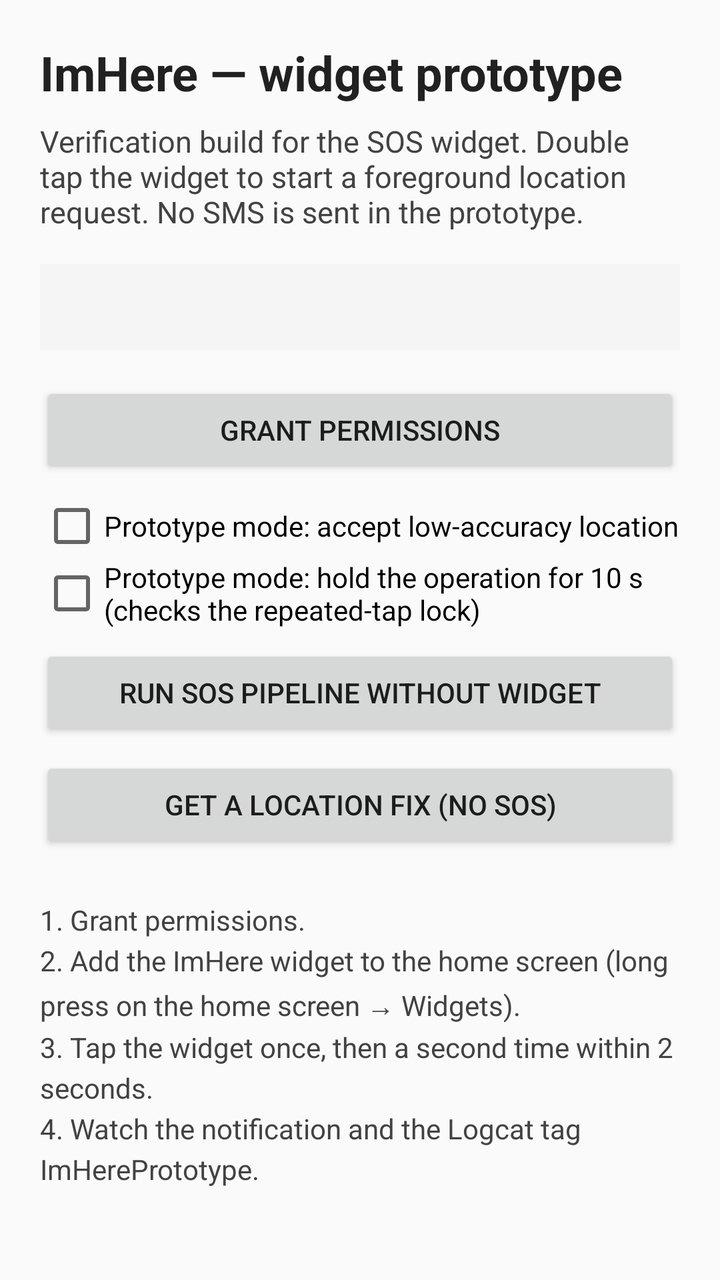
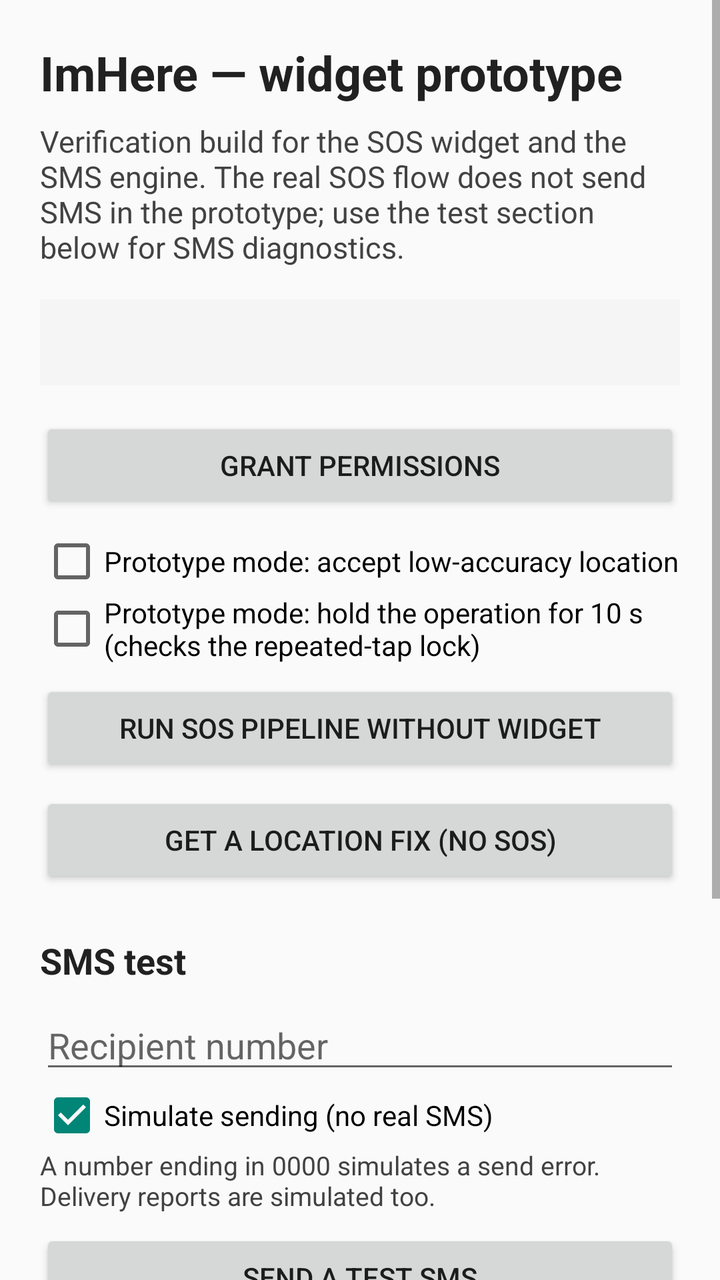

The first picture is an Android layout as it rendered before a commit; the second is the same layout after the commit. The layout source and the unified diff follow.
<!-- AndroidManifest.xml: application theme Theme.ImHere -->
<!-- res/layout/activity_prototype.xml -->
<?xml version="1.0" encoding="utf-8"?>
<ScrollView xmlns:android="http://schemas.android.com/apk/res/android"
    android:layout_width="match_parent"
    android:layout_height="match_parent"
    android:fillViewport="true">

    <LinearLayout
        android:layout_width="match_parent"
        android:layout_height="wrap_content"
        android:orientation="vertical"
        android:padding="20dp">

        <TextView
            android:layout_width="match_parent"
            android:layout_height="wrap_content"
            android:text="@string/prototype_title"
            android:textColor="#FF212121"
            android:textSize="24sp"
            android:textStyle="bold" />

        <TextView
            android:layout_width="match_parent"
            android:layout_height="wrap_content"
            android:layout_marginTop="8dp"
            android:text="@string/prototype_subtitle"
            android:textColor="#FF424242"
            android:textSize="15sp" />

        <TextView
            android:id="@+id/tv_status"
            android:layout_width="match_parent"
            android:layout_height="wrap_content"
            android:layout_marginTop="16dp"
            android:background="#FFF5F5F5"
            android:padding="12dp"
            android:textColor="#FF212121"
            android:textSize="14sp" />

        <Button
            android:id="@+id/btn_grant"
            android:layout_width="match_parent"
            android:layout_height="wrap_content"
            android:layout_marginTop="16dp"
            android:text="@string/prototype_grant_permissions" />

        <Button
            android:id="@+id/btn_open_settings"
            android:layout_width="match_parent"
            android:layout_height="wrap_content"
            android:visibility="gone"
            android:text="@string/prototype_open_settings" />

        <TextView
            android:id="@+id/tv_denied_hint"
            android:layout_width="match_parent"
            android:layout_height="wrap_content"
            android:layout_marginTop="8dp"
            android:text="@string/prototype_permission_denied_hint"
            android:textColor="#FFB3261E"
            android:textSize="14sp"
            android:visibility="gone" />

        <CheckBox
            android:id="@+id/cb_debug_inexact"
            android:layout_width="match_parent"
            android:layout_height="wrap_content"
            android:layout_marginTop="8dp"
            android:text="@string/prototype_debug_inexact" />

        <CheckBox
            android:id="@+id/cb_debug_delay"
            android:layout_width="match_parent"
            android:layout_height="wrap_content"
            android:text="@string/prototype_debug_delay" />

        <Button
            android:id="@+id/btn_test"
            android:layout_width="match_parent"
            android:layout_height="wrap_content"
            android:layout_marginTop="8dp"
            android:text="@string/prototype_run_test" />

        <Button
            android:id="@+id/btn_check_location"
            android:layout_width="match_parent"
            android:layout_height="wrap_content"
            android:layout_marginTop="8dp"
            android:text="@string/prototype_check_location" />

        <TextView
            android:id="@+id/tv_location_result"
            android:layout_width="match_parent"
            android:layout_height="wrap_content"
            android:layout_marginTop="8dp"
            android:background="#FFF5F5F5"
            android:padding="12dp"
            android:textColor="#FF212121"
            android:textSize="14sp"
            android:visibility="gone" />

        <TextView
            android:layout_width="match_parent"
            android:layout_height="wrap_content"
            android:layout_marginTop="24dp"
            android:lineSpacingExtra="4dp"
            android:text="@string/prototype_instructions"
            android:textColor="#FF424242"
            android:textSize="14sp" />

    </LinearLayout>
</ScrollView>
<!-- resources referenced by this layout -->
<resources>
  <string name="prototype_check_location">Get a location fix (no SOS)</string>
  <string name="prototype_debug_delay">Prototype mode: hold the operation for 10 s (checks the repeated-tap lock)</string>
  <string name="prototype_debug_inexact">Prototype mode: accept low-accuracy location</string>
  <string name="prototype_grant_permissions">Grant permissions</string>
  <string name="prototype_instructions">1. Grant permissions.\n2. Add the ImHere widget to the home screen (long press on the home screen → Widgets).\n3. Tap the widget once, then a second time within 2 seconds.\n4. Watch the notification and the Logcat tag ImHerePrototype.</string>
  <string name="prototype_open_settings">Open app settings</string>
  <string name="prototype_permission_denied_hint">Permission denied permanently. Open the system settings to enable it manually.</string>
  <string name="prototype_run_test">Run SOS pipeline without widget</string>
  <string name="prototype_subtitle">Verification build for the SOS widget. Double tap the widget to start a foreground location request. No SMS is sent in the prototype.</string>
  <string name="prototype_title">ImHere — widget prototype</string>
  <style name="Theme.ImHere" parent="Theme.AppCompat.DayNight.NoActionBar">
          <item name="android:statusBarColor">@android:color/transparent</item>
          <item name="android:navigationBarColor">@android:color/transparent</item>
          <item name="android:windowLightStatusBar">true</item>
      </style>
</resources>

<!-- the commit's change to res/layout/activity_prototype.xml (unified diff, before → after) -->
@@ -102,6 +102,58 @@
             android:layout_width="match_parent"
             android:layout_height="wrap_content"
             android:layout_marginTop="24dp"
+            android:text="@string/prototype_sms_section"
+            android:textColor="#FF212121"
+            android:textSize="18sp"
+            android:textStyle="bold" />
+
+        <EditText
+            android:id="@+id/et_sms_recipient"
+            android:layout_width="match_parent"
+            android:layout_height="wrap_content"
+            android:layout_marginTop="8dp"
+            android:autofillHints="phone"
+            android:hint="@string/prototype_sms_recipient_hint"
+            android:importantForAutofill="yes"
+            android:inputType="phone"
+            android:maxLines="1" />
+
+        <CheckBox
+            android:id="@+id/cb_sms_dry_run"
+            android:layout_width="match_parent"
+            android:layout_height="wrap_content"
+            android:checked="true"
+            android:text="@string/prototype_sms_dry_run" />
+
+        <TextView
+            android:layout_width="match_parent"
+            android:layout_height="wrap_content"
+            android:text="@string/prototype_sms_dry_run_hint"
+            android:textColor="#FF424242"
+            android:textSize="13sp" />
+
+        <Button
+            android:id="@+id/btn_send_test_sms"
+            android:layout_width="match_parent"
+            android:layout_height="wrap_content"
+            android:layout_marginTop="8dp"
+            android:text="@string/prototype_send_test_sms" />
+
+        <TextView
+            android:id="@+id/tv_sms_result"
+            android:layout_width="match_parent"
+            android:layout_height="wrap_content"
+            android:layout_marginTop="8dp"
+            android:background="#FFF5F5F5"
+            android:padding="12dp"
+            android:textColor="#FF212121"
+            android:textSize="14sp"
+            android:visibility="gone" />
+
+        <TextView
+            android:layout_width="match_parent"
+            android:layout_height="wrap_content"
+            android:layout_marginTop="24dp"
             android:lineSpacingExtra="4dp"
             android:text="@string/prototype_instructions"
             android:textColor="#FF424242"
<!-- resource entries referenced after the edit -->
@@ -4,11 +4,16 @@
   <string name="prototype_debug_delay">Prototype mode: hold the operation for 10 s (checks the repeated-tap lock)</string>
   <string name="prototype_debug_inexact">Prototype mode: accept low-accuracy location</string>
   <string name="prototype_grant_permissions">Grant permissions</string>
-  <string name="prototype_instructions">1. Grant permissions.\n2. Add the ImHere widget to the home screen (long press on the home screen → Widgets).\n3. Tap the widget once, then a second time within 2 seconds.\n4. Watch the notification and the Logcat tag ImHerePrototype.</string>
+  <string name="prototype_instructions">1. Grant permissions.\n2. Add the ImHere widget to the home screen (long press on the home screen → Widgets).\n3. Tap the widget once, then a second time within 2 seconds.\n4. Watch the notification and the Logcat tags ImHerePrototype and ImHereSms.\n5. The SMS test section simulates sending by default; a number ending in 0000 reports a send error.</string>
   <string name="prototype_open_settings">Open app settings</string>
   <string name="prototype_permission_denied_hint">Permission denied permanently. Open the system settings to enable it manually.</string>
   <string name="prototype_run_test">Run SOS pipeline without widget</string>
-  <string name="prototype_subtitle">Verification build for the SOS widget. Double tap the widget to start a foreground location request. No SMS is sent in the prototype.</string>
+  <string name="prototype_send_test_sms">Send a test SMS</string>
+  <string name="prototype_sms_dry_run">Simulate sending (no real SMS)</string>
+  <string name="prototype_sms_dry_run_hint">A number ending in 0000 simulates a send error. Delivery reports are simulated too.</string>
+  <string name="prototype_sms_recipient_hint">Recipient number</string>
+  <string name="prototype_sms_section">SMS test</string>
+  <string name="prototype_subtitle">Verification build for the SOS widget and the SMS engine. The real SOS flow does not send SMS in the prototype; use the test section below for SMS diagnostics.</string>
   <string name="prototype_title">ImHere — widget prototype</string>
   <style name="Theme.ImHere" parent="Theme.AppCompat.DayNight.NoActionBar">
           <item name="android:statusBarColor">@android:color/transparent</item>
